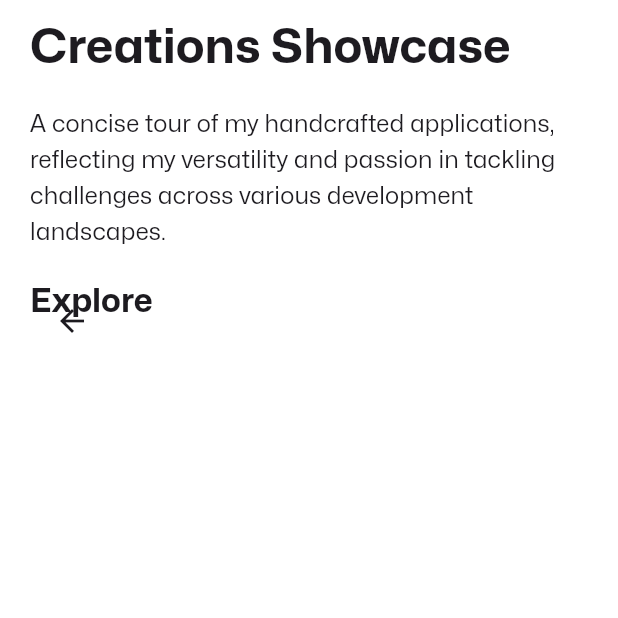
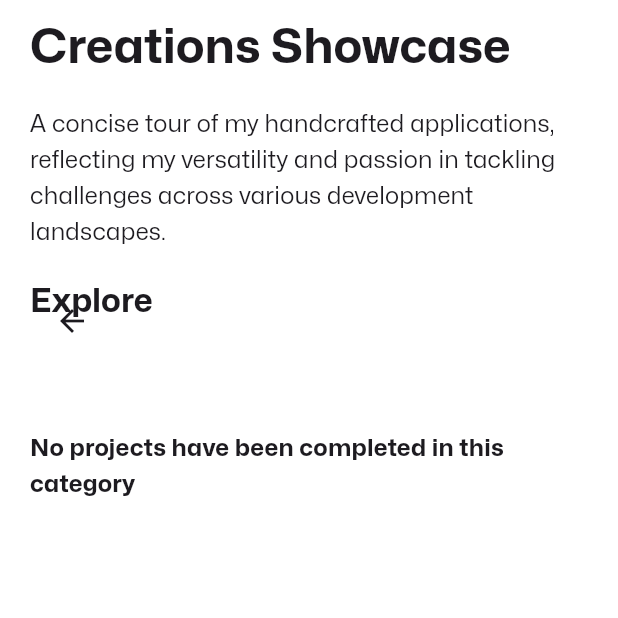
Before and after one commit to TharunChowdary744/portfolio_app, a Flutter app: the ProjectsScreen screen opened directly, on a phone screen of 412 x 824 dp, the top half of it. Run offline on Flutter 3.47's test engine with Material 3 defaults, Android fonts, the phone set to English and light mode, and no system bars; our stand-ins replace cloud_firestore, custom_navigation_bar, firebase_analytics, firebase_core, firebase_crashlytics, flutter_riverpod and 6 more; accounts and stored records are empty; project files that could hold a hidden picture were left out.

Commit message:
Projects screen also completed

```diff
--- a/lib/HomePage.dart
+++ b/lib/HomePage.dart
@@ -148,14 +148,14 @@ class _MyHomePageState extends State<MyHomePage> {
           }
 
           return Project(
-            id: doc.id,
+            id: data['projectId'],
             description: data['description'],
             workType: data['workType'],
             name: data['name'],
             color: color,
             categories: categories,
             features: features,
-            assetImages: List<String>.from(data['images'] ?? []),
+            images: List<String>.from(data['images'] ?? []),
           );
         }).toList();
 
--- a/lib/src/features/experiences/presentation/experiences_screen.dart
+++ b/lib/src/features/experiences/presentation/experiences_screen.dart
@@ -167,10 +167,8 @@ class _ExperiencesScreenState extends State<ExperiencesScreen> {
                 delegate: SliverChildListDelegate([
                   Padding(
                     padding: const EdgeInsets.only(left: 20, right: 20, bottom: 120),
-                    child: /*_isLoading
-                        ? Center(child: CircularProgressIndicator())
-                        : */widget.experiences.isEmpty
-                            ? Center(child: Text('No experiences found'))
+                    child: widget.experiences.isEmpty
+                            ? Center(child: Text('No experience found'))
                             : StaggeredGrid.count(
                                 crossAxisCount: 4,
                                 mainAxisSpacing: 20,
--- a/lib/src/features/projects/domain/entities/project.dart
+++ b/lib/src/features/projects/domain/entities/project.dart
@@ -17,7 +17,7 @@ class Project {
   final String? getStartedUrl;
   final String? watchDemoUrl;
   final String? githubUrl;
-  final List<String> assetImages;
+  final List<String> images;
 
   Project({
     required this.id,
@@ -30,6 +30,6 @@ class Project {
     this.getStartedUrl,
     this.watchDemoUrl,
     this.githubUrl,
-    required this.assetImages,
+    required this.images,
   });
 }
--- a/lib/src/features/projects/presentation/projects_screen.dart
+++ b/lib/src/features/projects/presentation/projects_screen.dart
@@ -8,7 +8,7 @@ class ProjectsScreen extends StatelessWidget {
   final List<Project> projects;
   final List<ProjectCategory> projectCategories;
 
-  ProjectsScreen({super.key, required this.projects, required this.projectCategories});
+  const ProjectsScreen({super.key, required this.projects, required this.projectCategories});
 
   @override
   Widget build(BuildContext context) {
@@ -105,13 +105,25 @@ class ProjectsScreen extends StatelessWidget {
             ),
             Obx(() {
               final filteredProjects = controller.filterProjectsByCategory(projects);
+              if (filteredProjects.isEmpty) {
+                return SliverToBoxAdapter(
+                  child: Center(
+                    child: Text(
+                      'No projects have been completed in this category',
+                      style: Theme.of(context).textTheme.titleMedium!.copyWith(
+                            fontWeight: FontWeight.bold,
+                          ),
+                    ),
+                  ),
+                );
+              }
               return SliverList.builder(
                   itemCount: filteredProjects.length,
                   itemBuilder: (context, index) {
                     return GestureDetector(
                       onTap: () {
                         Get.to(ProjectScreen(
-                              projectId: filteredProjects[index].id.toString(),
+                          project: filteredProjects[index],
                         ));
                       },
                       child: Container(
@@ -128,7 +140,7 @@ class ProjectsScreen extends StatelessWidget {
                               child: ClipRRect(
                                 borderRadius: BorderRadius.circular(16),
                                 child: Image.asset(
-                                      filteredProjects[index].assetImages.first,
+                                  filteredProjects[index].images.first,
                                   fit: BoxFit.cover,
                                 ),
                               ),
@@ -175,14 +187,11 @@ class ProjectsScreen extends StatelessWidget {
   }
 }
 
-
-
 class ProjectsController extends GetxController {
   final List<ProjectCategory> projectCategories;
   var selectedCategory = Rxn<ProjectCategory>();
 
   ProjectsController(this.projectCategories) {
-    // Initialize the selectedCategory with the first category if available
     if (projectCategories.isNotEmpty) {
       selectedCategory.value = projectCategories.first;
     }
@@ -196,7 +205,6 @@ class ProjectsController extends GetxController {
     if (selectedCategory.value == null) {
       return projects;
     }
-    return projects.where((project) =>
-        project.categories.contains(selectedCategory.value!)).toList();
+    return projects.where((project) => project.categories[0].id.isEqual(selectedCategory.value!.id)).toList();
   }
 }
--- a/lib/src/routing/app_router.dart
+++ b/lib/src/routing/app_router.dart
@@ -107,7 +107,7 @@ GoRouter goRouter(ProviderRef<GoRouter> ref) {
                 pageBuilder: (context, state) =>
                     NoTransitionPage(child: ProjectsScreen(projects: [], projectCategories: [],)),
                 routes: [
-                  GoRoute(
+         /*         GoRoute(
                       path: AppRoute.project.route,
                       name: AppRoute.project.name,
                       builder: (context, state) {
@@ -117,9 +117,9 @@ GoRouter goRouter(ProviderRef<GoRouter> ref) {
                           return const NotFoundScreen();
                         }
                         return ProjectScreen(
-                          projectId: int.parse(projectId).toString(),
+                           project: ,
                         );
-                      }),
+                      }),*/
                 ],
               ),
             ],
```
Also changed, not shown: lib/src/features/projects/presentation/project_screen.dart (+31 -85 lines), lib/src/mock/project_mock.dart (+5 -5 lines). Lines whose indentation alone changed are shown as unchanged.
